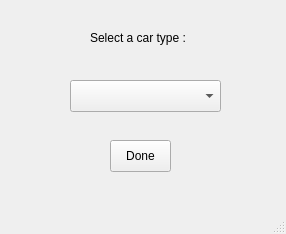
First picture: the form in CustomRide/boxwindow.ui, repository danialross/CustomRide, before the edit.
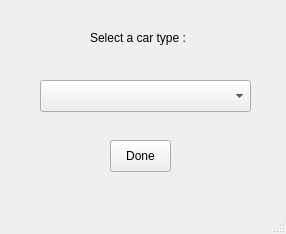
Second picture: the form after the edit.

Patch:
```diff
--- a/CustomRide/boxwindow.ui
+++ b/CustomRide/boxwindow.ui
@@ -30,9 +30,9 @@
    <widget class="QComboBox" name="comboBox">
     <property name="geometry">
      <rect>
-      <x>70</x>
+      <x>40</x>
       <y>80</y>
-      <width>151</width>
+      <width>211</width>
       <height>32</height>
      </rect>
     </property>
```
